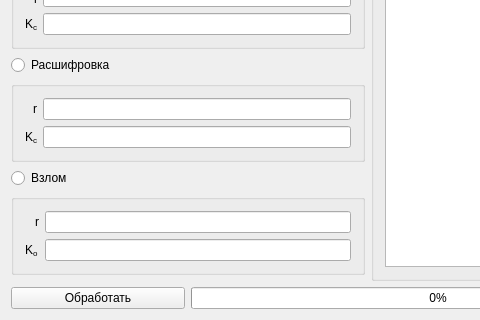
Qt form mainwindow.ui (ishimko/RSA-lab) before a commit; both pictures show x 0 to 480 and y 190 to 510 of the 696 by 510 pixel window.
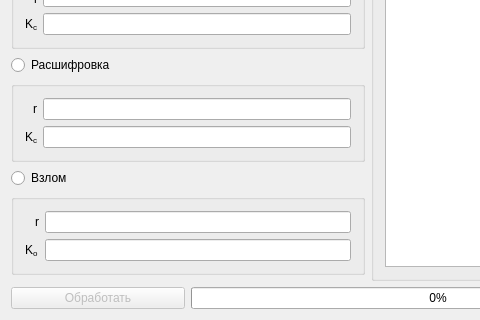
The same form after that commit.

Commit message: Input values checkings fixes, refactoring

The edit to the form file:
```diff
--- a/mainwindow.ui
+++ b/mainwindow.ui
@@ -54,6 +54,9 @@
     </item>
     <item row="10" column="0">
      <widget class="QPushButton" name="btnProcess">
+      <property name="enabled">
+       <bool>false</bool>
+      </property>
       <property name="text">
        <string>Обработать</string>
       </property>
```
The commit also changes 2 other files.
